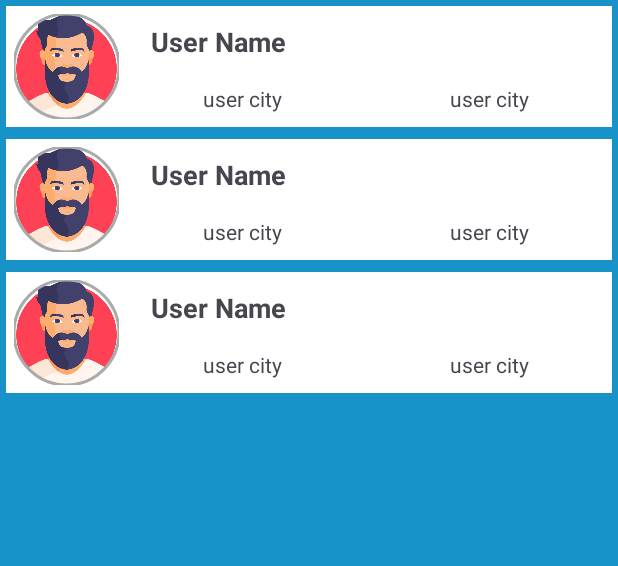
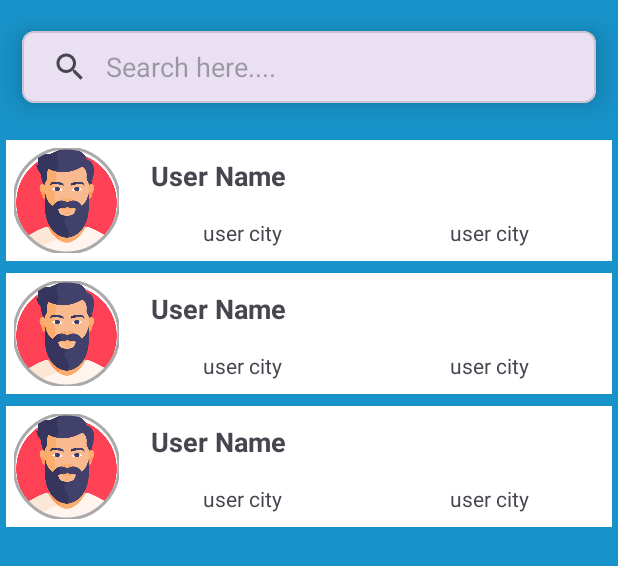
Before and after one commit to Narayan-Aditya/SarathiRide, an Android app: the layout fragment_home.xml on its own in the app's theme, with its tools: preview values and no code run, on a phone screen of 412 x 824 dp. Shown: the top 566 px of the screen. Run offline under Robolectric (Android 15) with nearby library versions, the phone set to English and light mode, and no system bars.

Commit message:
Add search option in Home page for search better way

```diff
--- a/app/src/main/res/layout/activity_login_screen.xml
+++ b/app/src/main/res/layout/activity_login_screen.xml
@@ -1,5 +1,6 @@
 <?xml version="1.0" encoding="utf-8"?>
-<androidx.constraintlayout.widget.ConstraintLayout xmlns:android="http://schemas.android.com/apk/res/android"
+<androidx.constraintlayout.widget.ConstraintLayout
+    xmlns:android="http://schemas.android.com/apk/res/android"
     xmlns:tools="http://schemas.android.com/tools"
     android:layout_width="match_parent"
     android:layout_height="match_parent"
--- a/app/src/main/res/layout/activity_main.xml
+++ b/app/src/main/res/layout/activity_main.xml
@@ -11,7 +11,6 @@
     <androidx.constraintlayout.widget.ConstraintLayout
         android:layout_width="match_parent"
         android:layout_height="match_parent">
-
         <fragment
         android:id="@+id/fragment"
         android:name="androidx.navigation.fragment.NavHostFragment"
--- a/app/src/main/res/layout/fragment_home.xml
+++ b/app/src/main/res/layout/fragment_home.xml
@@ -6,6 +6,29 @@
     xmlns:app="http://schemas.android.com/apk/res-auto"
     android:background="@color/splashBg"
     tools:context=".ui.HomeFragment">
+
+    <com.google.android.material.card.MaterialCardView
+        android:id="@+id/material"
+        android:layout_width="0dp"
+        android:layout_height="wrap_content"
+        app:cardCornerRadius="8dp"
+        app:cardElevation="12dp"
+        app:layout_constraintHorizontal_bias="0.5"
+        app:cardUseCompatPadding="true"
+        app:layout_constraintTop_toTopOf="parent"
+        app:layout_constraintBottom_toTopOf="@+id/recyclerVT"
+        app:layout_constraintStart_toStartOf="parent"
+        app:layout_constraintEnd_toEndOf="parent">
+
+        <androidx.appcompat.widget.SearchView
+            android:id="@+id/searchView"
+            android:layout_width="match_parent"
+            android:layout_height="wrap_content"
+            app:queryHint="Search here...."
+            app:iconifiedByDefault="false"
+            app:queryBackground="@android:color/transparent"/>
+
+    </com.google.android.material.card.MaterialCardView>
 
     <androidx.recyclerview.widget.RecyclerView
         android:id="@+id/recyclerVT"
@@ -16,7 +39,7 @@
         app:layout_constraintHorizontal_bias="0.0"
         app:layout_constraintLeft_toLeftOf="parent"
         app:layout_constraintRight_toRightOf="parent"
-        app:layout_constraintTop_toTopOf="parent"
+        app:layout_constraintTop_toBottomOf="@+id/material"
         app:layout_constraintVertical_bias="0.0"
         tools:listitem="@layout/user_item" />
 
--- a/app/src/main/res/layout/receiver.xml
+++ b/app/src/main/res/layout/receiver.xml
@@ -1,6 +1,7 @@
 <?xml version="1.0" encoding="utf-8"?>
 <RelativeLayout xmlns:android="http://schemas.android.com/apk/res/android"
     android:layout_height="wrap_content"
+    xmlns:app="http://schemas.android.com/apk/res-auto"
     android:layout_marginTop="2dp"
     android:layout_marginStart="5dp"
     android:layout_width="wrap_content">
@@ -9,6 +10,7 @@
         android:id="@+id/messageImg"
         android:layout_width="40dp"
         android:src="@drawable/man"
+        app:shapeAppearance="@style/circleImageView"
         android:layout_height="40dp"/>
 
     <TextView
--- a/app/src/main/res/layout/sender.xml
+++ b/app/src/main/res/layout/sender.xml
@@ -2,6 +2,7 @@
 <RelativeLayout xmlns:android="http://schemas.android.com/apk/res/android"
     android:layout_height="wrap_content"
     android:layout_width="wrap_content"
+    xmlns:app="http://schemas.android.com/apk/res-auto"
     android:layout_marginEnd="2dp"
     android:layout_marginTop="2dp">
 
@@ -23,5 +24,8 @@
         android:layout_alignParentEnd="true"
         android:layout_width="40dp"
         android:src="@drawable/man"
-        android:layout_height="40dp"/>
+        android:layout_height="40dp"
+        app:shapeAppearance="@style/circleImageView"
+
+        />
 </RelativeLayout>
```
Also changed, not shown: app/src/main/java/com/example/sarathi/adaptor/HomeUserAdaptor.kt (+14 -8 lines), app/src/main/java/com/example/sarathi/ui/HomeFragment.kt (+42 -0 lines).
